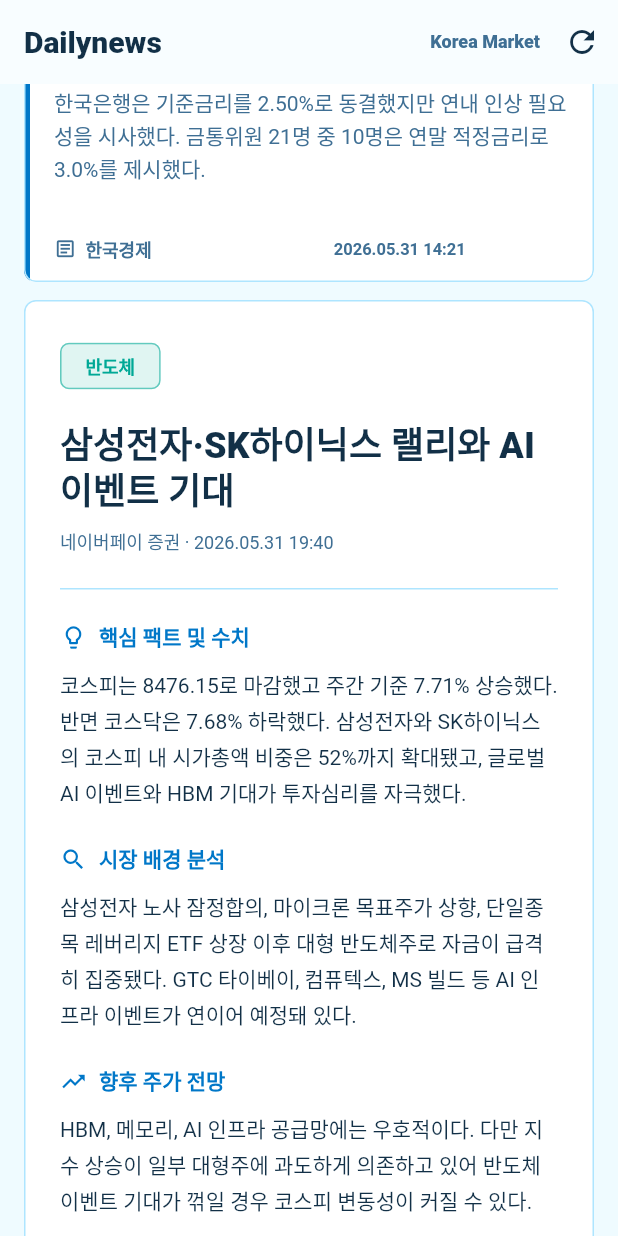
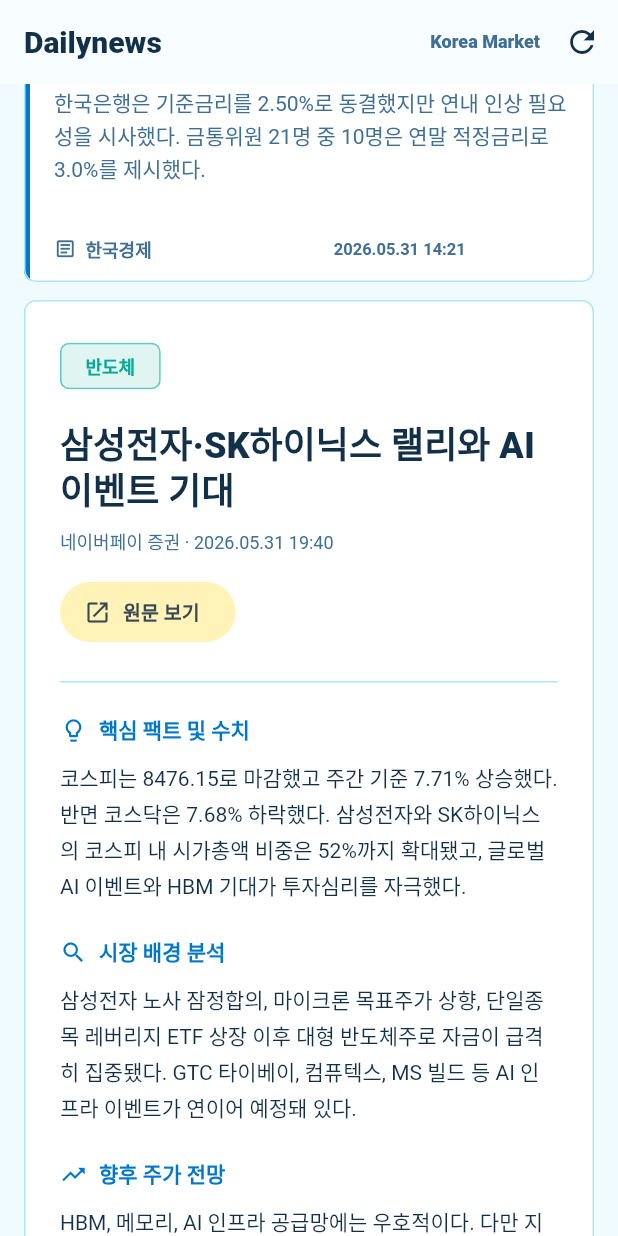
Before and after one commit to seunghooda-dev/dailynews, a Flutter app: the screen it shows after launch, scrolled down 1728 dp, on a phone screen of 412 x 824 dp. Run offline on Flutter 3.47's test engine with Material 3 defaults, Android fonts, the phone set to English and light mode, and no system bars; our stand-ins replace cloud_firestore, firebase_core, flutter_riverpod, shimmer; accounts and stored records are empty; network calls fail.

Commit message:
feat: add original article links to detail panel

```diff
--- a/lib/features/news/widgets/article_card.dart
+++ b/lib/features/news/widgets/article_card.dart
@@ -1,6 +1,7 @@
 import 'dart:math';
 
 import 'package:flutter/material.dart';
+import 'package:url_launcher/url_launcher.dart';
 
 import '../models/news_article.dart';
 
@@ -155,6 +156,10 @@
             ].whereType<String>().join(' · '),
             style: theme.textTheme.bodySmall,
           ),
+          if (_isUsableUrl(article.url)) ...[
+            const SizedBox(height: 14),
+            _OriginalLinkButton(url: article.url!),
+          ],
           const SizedBox(height: 22),
           const Divider(height: 1),
           _ArticleSection(
@@ -192,6 +197,42 @@
             : Padding(padding: const EdgeInsets.all(24), child: content),
       ),
     );
+  }
+}
+
+bool _isUsableUrl(String? value) {
+  if (value == null || value.trim().isEmpty) {
+    return false;
+  }
+  final uri = Uri.tryParse(value.trim());
+  return uri != null && (uri.scheme == 'http' || uri.scheme == 'https');
+}
+
+class _OriginalLinkButton extends StatelessWidget {
+  const _OriginalLinkButton({required this.url});
+
+  final String url;
+
+  @override
+  Widget build(BuildContext context) {
+    return Align(
+      alignment: Alignment.centerLeft,
+      child: FilledButton.tonalIcon(
+        onPressed: () => _openUrl(context),
+        icon: const Icon(Icons.open_in_new, size: 18),
+        label: const Text('원문 보기'),
+      ),
+    );
+  }
+
+  Future<void> _openUrl(BuildContext context) async {
+    final uri = Uri.parse(url.trim());
+    final opened = await launchUrl(uri, mode: LaunchMode.externalApplication);
+    if (!opened && context.mounted) {
+      ScaffoldMessenger.of(context).showSnackBar(
+        const SnackBar(content: Text('원문 링크를 열 수 없습니다')),
+      );
+    }
   }
 }
 
--- a/pubspec.yaml
+++ b/pubspec.yaml
@@ -40,6 +40,7 @@
   shimmer: ^3.0.0
   intl: ^0.20.2
   http: ^1.6.0
+  url_launcher: ^6.3.2
 
 dev_dependencies:
   flutter_test:
```
Also changed, not shown: pubspec.lock, 4 other files.
